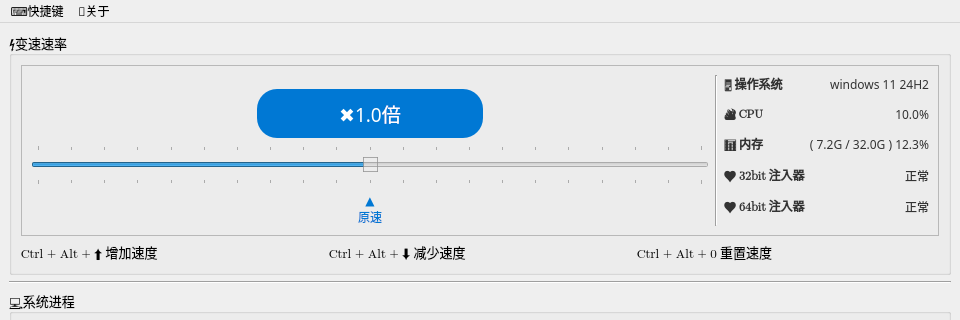
zxlhhyccc/OpenSpeedy, file mainwindow.ui: the form before one commit; both pictures show x 0 to 960 and y 0 to 320 of the 960 by 640 pixel window.
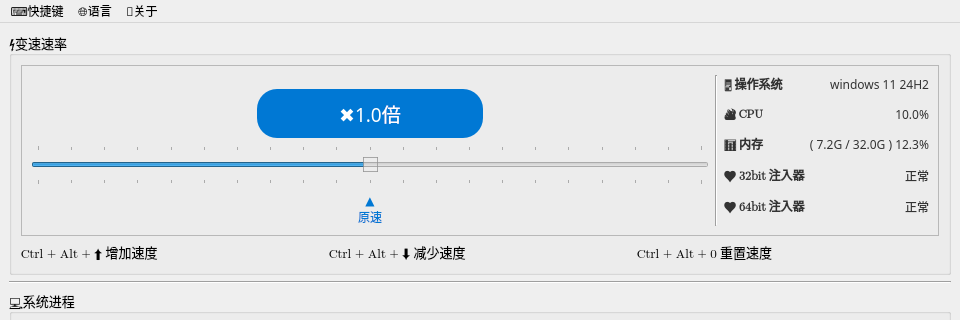
The form after the commit.

Commit message: add english language support

The edit to the form file:
```diff
--- a/mainwindow.ui
+++ b/mainwindow.ui
@@ -778,7 +778,15 @@
      <string>⌨️快捷键</string>
     </property>
    </widget>
+   <widget class="QMenu" name="menuLanguage">
+    <property name="title">
+     <string>🌐语言</string>
+    </property>
+    <addaction name="actionCN"/>
+    <addaction name="actionEN"/>
+   </widget>
    <addaction name="menuPreference"/>
+   <addaction name="menuLanguage"/>
    <addaction name="menuAbout"/>
   </widget>
   <action name="action">
```
Left out of the diff: 25 changed lines with no effect on the pictures. The commit also changes 9 other files.
